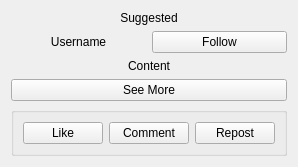
Above: Forms/collection.ui from Sobrah/Linkedin before the change. Below: the same form after it.
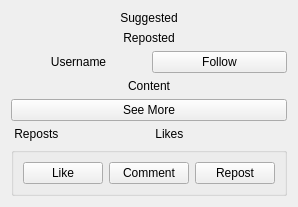
That is the form after the change.

The edit to the form file:
```diff
--- a/Forms/collection.ui
+++ b/Forms/collection.ui
@@ -7,11 +7,11 @@
     <x>0</x>
     <y>0</y>
     <width>275</width>
-    <height>166</height>
+    <height>188</height>
    </rect>
   </property>
   <layout class="QGridLayout" name="gridLayout">
-   <item row="1" column="0">
+   <item row="2" column="0">
     <widget class="QLabel" name="usernameLabel">
      <property name="text">
       <string>Username</string>
@@ -21,7 +21,17 @@
      </property>
     </widget>
    </item>
-   <item row="2" column="0" colspan="2">
+   <item row="1" column="0" colspan="2">
+    <widget class="QLabel" name="repostedLabel">
+     <property name="text">
+      <string>Reposted</string>
+     </property>
+     <property name="alignment">
+      <set>Qt::AlignCenter</set>
+     </property>
+    </widget>
+   </item>
+   <item row="3" column="0" colspan="2">
     <widget class="QLabel" name="contentLable">
      <property name="text">
       <string>Content</string>
@@ -31,7 +41,7 @@
      </property>
     </widget>
    </item>
-   <item row="4" column="0" colspan="2">
+   <item row="6" column="0" colspan="2">
     <widget class="QGroupBox" name="reactionGroup">
      <property name="title">
       <string/>
@@ -61,13 +71,6 @@
      </layout>
     </widget>
    </item>
-   <item row="1" column="1">
-    <widget class="QPushButton" name="followButton">
-     <property name="text">
-      <string>Follow</string>
-     </property>
-    </widget>
-   </item>
    <item row="0" column="0" colspan="2">
     <widget class="QLabel" name="tagLabel">
      <property name="text">
@@ -78,13 +81,34 @@
      </property>
     </widget>
    </item>
-   <item row="3" column="0" colspan="2">
+   <item row="2" column="1">
+    <widget class="QPushButton" name="followButton">
+     <property name="text">
+      <string>Follow</string>
+     </property>
+    </widget>
+   </item>
+   <item row="4" column="0" colspan="2">
     <widget class="QPushButton" name="seeMoreButton">
      <property name="text">
       <string>See More</string>
      </property>
     </widget>
    </item>
+   <item row="5" column="0">
+    <widget class="QLabel" name="repostCounterLabel">
+     <property name="text">
+      <string> Reposts</string>
+     </property>
+    </widget>
+   </item>
+   <item row="5" column="1">
+    <widget class="QLabel" name="likeCounterLabel">
+     <property name="text">
+      <string> Likes</string>
+     </property>
+    </widget>
+   </item>
   </layout>
  </widget>
  <resources/>
```
